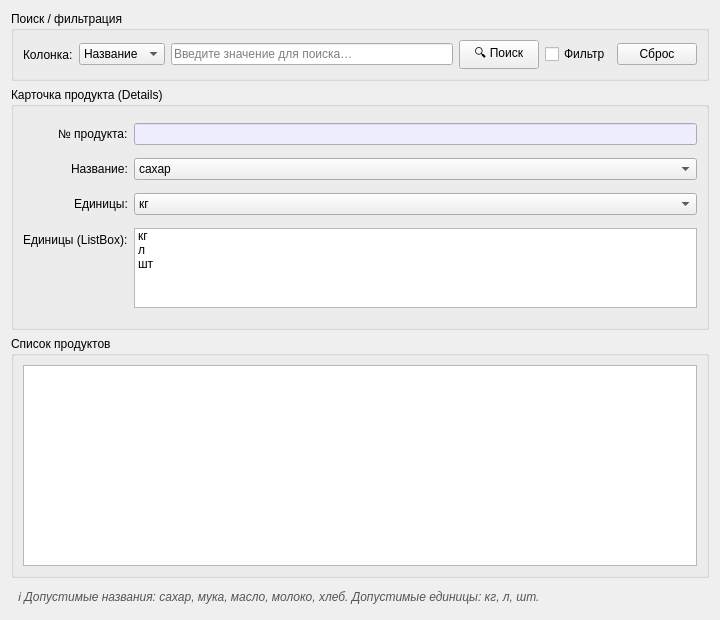
Before: the Qt Designer form ui/product_details_form.ui in klmnkv/lab3, drawn with Qt 5.
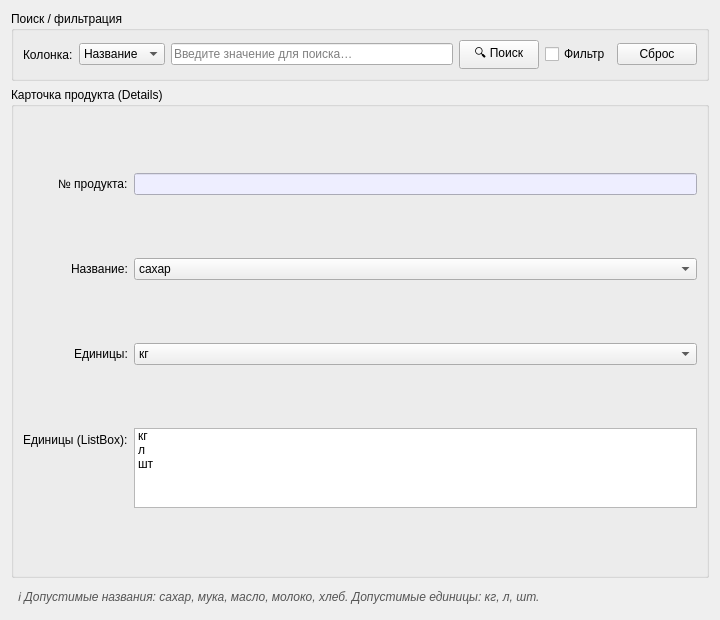
After: the same form once the commit is applied.

Commit message:
lab2: hide bottom list in Branch_office and Product details forms
Remove the bottom DataGridView (QTableView inside groupGrid) from both
lab 2 details forms so only the card (Details) representation is
visible. Create the QTableView programmatically as a hidden widget so
NavigationToolbar and QDataWidgetMapper still have a current-row anchor
for navigation and record sync.

```diff
--- a/ui/product_details_form.ui
+++ b/ui/product_details_form.ui
@@ -159,31 +159,6 @@
     </widget>
    </item>
 
-   <!-- ============================================== -->
-   <!-- DataGridView                                    -->
-   <!-- ============================================== -->
-   <item>
-    <widget class="QGroupBox" name="groupGrid">
-     <property name="title"><string>Список продуктов</string></property>
-     <layout class="QVBoxLayout" name="gridLayout">
-      <item>
-       <widget class="QTableView" name="tableView">
-        <property name="alternatingRowColors"><bool>true</bool></property>
-        <property name="selectionBehavior">
-         <enum>QAbstractItemView::SelectRows</enum>
-        </property>
-        <property name="selectionMode">
-         <enum>QAbstractItemView::SingleSelection</enum>
-        </property>
-        <property name="editTriggers">
-         <set>QAbstractItemView::NoEditTriggers</set>
-        </property>
-       </widget>
-      </item>
-     </layout>
-    </widget>
-   </item>
-
    <item>
     <widget class="QLabel" name="labelHint">
      <property name="text">
```
The commit also changes 2 other files.
